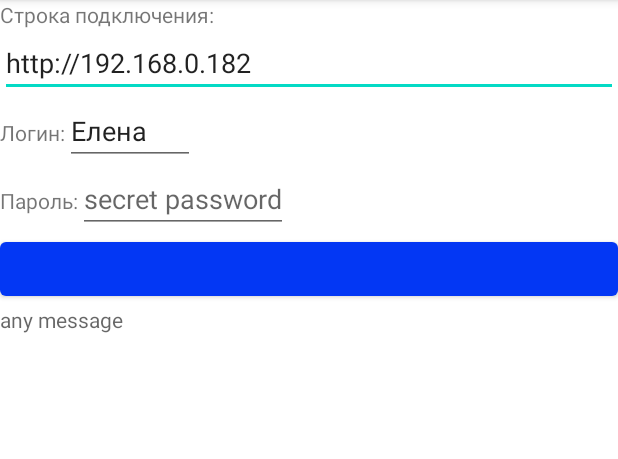
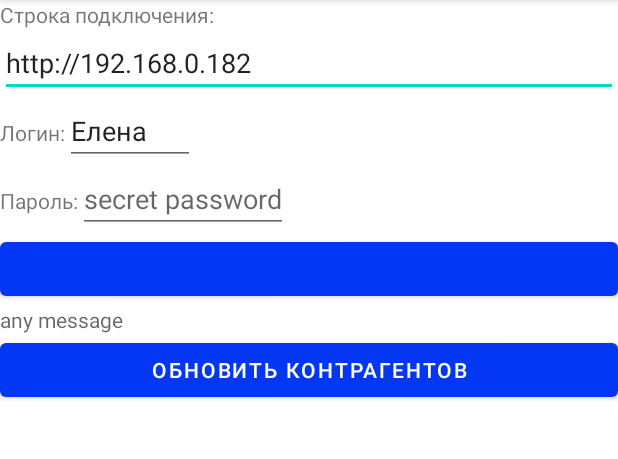
Before and after one commit to Cfyzzz/VV_orders, an Android app: the screen it shows after launch (SettingsActivity), in the options menu, after a tap on "Настройки", on a phone screen of 412 x 824 dp, the part 84-543 px from its top. Run offline under Robolectric (Android 15) with nearby library versions, the phone set to English and light mode, and no system bars.

Commit message:
feature: получаем клиентов, записываем в базу, выводим на гл экран

```diff
--- /dev/null
+++ b/app/src/main/java/ru/nedovizin/vvorders/ClientLab.java
@@ -0,0 +1,87 @@
+package ru.nedovizin.vvorders;
+
+import android.content.ContentValues;
+import android.content.Context;
+import android.database.Cursor;
+import android.database.sqlite.SQLiteDatabase;
+
+import java.util.ArrayList;
+import java.util.List;
+
+import ru.nedovizin.vvorders.database.ClientBaseHelper;
+import ru.nedovizin.vvorders.database.ClientCursorWrapper;
+import ru.nedovizin.vvorders.database.ClientDbSchema.ClientTable;
+import ru.nedovizin.vvorders.database.ClientDbSchema.ClientTable.Cols;
+
+public class ClientLab {
+
+    private static ClientLab sClientLab;
+    private Context mContext;
+    private SQLiteDatabase mDatabase;
+
+    public static ClientLab get(Context context) {
+        if (sClientLab == null) {
+            sClientLab = new ClientLab(context);
+        }
+        return sClientLab;
+    }
+
+    public ClientLab(Context context) {
+        mContext = context.getApplicationContext();
+        mDatabase = new ClientBaseHelper(mContext)
+                .getWritableDatabase();
+    }
+
+    public void addClient(Contragent c) {
+        ContentValues values = getContentValues(c);
+        mDatabase.insert(ClientTable.NAME, null, values);
+    }
+
+    public List<Contragent> getClients() {
+        List<Contragent> client = new ArrayList<>();
+        try (ClientCursorWrapper cursor = queryClients(null, null)) {
+            cursor.moveToFirst();
+            while (!cursor.isAfterLast()) {
+                client.add(cursor.getClient());
+                cursor.moveToNext();
+            }
+        }
+        return client;
+    }
+
+    public Contragent getClient(String code) {
+        try (ClientCursorWrapper cursor = queryClients(Cols.CODE + " = ?", new String[]{code})) {
+            if (cursor.getCount() == 0) {
+                return null;
+            }
+            cursor.moveToFirst();
+            return cursor.getClient();
+        }
+    }
+
+    public void updateClient(Contragent client) {
+        String code = client.code;
+        ContentValues values = getContentValues(client);
+        mDatabase.update(ClientTable.NAME, values, Cols.CODE + " = ?", new String[]{code});
+    }
+
+    private ClientCursorWrapper queryClients(String whereClause, String[] whereArgs) {
+        Cursor cursor = mDatabase.query(
+                ClientTable.NAME,
+                null,
+                whereClause,
+                whereArgs,
+                null,
+                null,
+                null
+        );
+        return new ClientCursorWrapper(cursor);
+    }
+
+    private static ContentValues getContentValues(Contragent client) {
+        ContentValues values = new ContentValues();
+        values.put(Cols.NAME, client.name);
+        values.put(Cols.CODE, client.code);
+        return values;
+    }
+}
--- a/app/src/main/java/ru/nedovizin/vvorders/ClientsListAdapter.java
+++ b/app/src/main/java/ru/nedovizin/vvorders/ClientsListAdapter.java
@@ -7,12 +7,13 @@ import android.widget.BaseAdapter;
 import android.widget.TextView;
 
 import java.util.ArrayList;
+import java.util.List;
 
 public class ClientsListAdapter extends BaseAdapter {
 
-    private ArrayList<String> data;
+    private List<Contragent> data;
 
-    ClientsListAdapter(ArrayList<String> data) {
+    ClientsListAdapter(List<Contragent> data) {
         this.data = data;
     }
 
@@ -41,7 +42,7 @@ public class ClientsListAdapter extends BaseAdapter {
         tv = (TextView) convertView.findViewById(R.id.col2);
         tv.setText(Integer.toString(position));
         tv = (TextView) convertView.findViewById(R.id.col3);
-        tv.setText(data.get(position));
+        tv.setText(data.get(position).name);
         return convertView;
     }
 }
--- a/app/src/main/java/ru/nedovizin/vvorders/MainActivity.java
+++ b/app/src/main/java/ru/nedovizin/vvorders/MainActivity.java
@@ -7,21 +7,24 @@ import android.widget.Button;
 import android.widget.ListView;
 
 import java.util.ArrayList;
+import java.util.List;
 
 public class MainActivity extends MenuActivity {
 
     private Button send_button;
-    private ArrayList<String> clients = new ArrayList<String>();
+    private List<Contragent> clients;
 
     @Override
     protected void onCreate(Bundle savedInstanceState) {
         super.onCreate(savedInstanceState);
         setContentView(R.layout.activity_main);
 
-
-        for (int i = 1; i < 20; i++) {
-            clients.add("any predprinimatel any predprinimatel any predprinimatel");
-        }
+        // TODO - Заменить на показ свежих заявок по клиентам
+//        for (int i = 1; i < 20; i++) {
+//            clients.add("any predprinimatel any predprinimatel any predprinimatel");
+//        }
+        ClientLab clietnLab = new ClientLab(getBaseContext());
+        clients = clietnLab.getClients();
         addRows(clients);
 
         send_button = (Button) findViewById(R.id.send_button);
@@ -34,9 +37,9 @@ public class MainActivity extends MenuActivity {
         });
     }
 
-    private void addRows(ArrayList<String> line) {
-        ListView listViewTest=(ListView)findViewById(R.id.table_clients);
-        ClientsListAdapter clientsListAdapter =new ClientsListAdapter(line);
-        listViewTest.setAdapter(clientsListAdapter);
+    private void addRows(List<Contragent> clients) {
+        ListView listViewClients=(ListView)findViewById(R.id.table_clients);
+        ClientsListAdapter clientsListAdapter =new ClientsListAdapter(clients);
+        listViewClients.setAdapter(clientsListAdapter);
     }
 }
--- a/app/src/main/java/ru/nedovizin/vvorders/SettingsActivity.java
+++ b/app/src/main/java/ru/nedovizin/vvorders/SettingsActivity.java
@@ -1,5 +1,6 @@
 package ru.nedovizin.vvorders;
 
+import android.content.Intent;
 import android.os.Bundle;
 import android.util.Log;
 import android.view.View;
@@ -20,13 +21,14 @@ public class SettingsActivity extends AppCompatActivity {
 
     public String OK_STATUS = "Ok";
 
-    private Button send_settings_button;
-    private TextView connectline_tv;
-    private TextView settings_status;
+    private Button mSendSettingsButton;
+    private Button mUdateCleintsButton;
+    private TextView mConnectlineTv;
+    private TextView mSettingsStatus;
     private EditText login;
     APIInterface apiInterface;
 
-    private View settings_layout;
+    private View mSettingsLayout;
     private static final String TAG = ".SettingsActivity";
 
     @Override
@@ -35,20 +37,34 @@ public class SettingsActivity extends AppCompatActivity {
         setContentView(R.layout.activity_settings);
 
 
-        settings_layout = findViewById(R.id.settings_layout);
-        connectline_tv = findViewById(R.id.connect_line_settings);
+        mSettingsLayout = findViewById(R.id.settings_layout);
+        mConnectlineTv = findViewById(R.id.connect_line_settings);
         login = findViewById(R.id.login_settings);
-        settings_status = findViewById(R.id.status_settings);
+        mSettingsStatus = findViewById(R.id.status_settings);
 
+        // TODO - убрать после отладки
         login.setText("Елена");
-        send_settings_button = findViewById(R.id.send_settings_button);
-        send_settings_button.setOnClickListener(new View.OnClickListener() {
+
+        mUdateCleintsButton = findViewById(R.id.update_clients);
+        mUdateCleintsButton.setOnClickListener(new View.OnClickListener() {
             @Override
             public void onClick(View v) {
-                String url_api = connectline_tv.getText().toString();
-                String word = login.getText().toString();
+                String url_api = mConnectlineTv.getText().toString();
+                String userName = login.getText().toString();
                 apiInterface = APIClient.getClient(url_api).create(APIInterface.class);
-                loadClients(word);
+                loadClients(userName);
+            }
+        });
+
+        // TODO - Тестовая кнопка
+        mSendSettingsButton = findViewById(R.id.send_settings_button);
+        mSendSettingsButton.setOnClickListener(new View.OnClickListener() {
+            @Override
+            public void onClick(View v) {
+                // TODO - это кнопка для тестов
+                // Открываем список клиентов в базе
+                Intent intent = new Intent(getApplicationContext(), ListActivity.class);
+                startActivity(intent);
             }
         });
     }
@@ -71,25 +87,30 @@ public class SettingsActivity extends AppCompatActivity {
 
                     if (status.equals(OK_STATUS)) {
                         MultipleResource.Answer answer = resource.answer;
-                        List<MultipleResource.Contragent> mContragents = resource.answer.contragents;
+                        List<Contragent> mContragents = resource.answer.contragents;
                         List<MultipleResource.Adress> mAdressess = resource.answer.adresses;
 
+                        // TODO - Пытаемся записать в базу принятые данные
+                        for (Contragent contragent : mContragents) {
+                            ClientLab clietnLab = new ClientLab(getBaseContext());
+                            clietnLab.addClient(contragent);
+                        }
 //                        for (MultipleResource.Datum datum : datumList) {
 //                            displayResponse += datum.id + " " + datum.name + " " + datum.pantoneValue + " " + datum.year + "\n";
 //                        }
 
-                        settings_status.setText(description + " " + Integer.toString(mAdressess.size()));
+                        mSettingsStatus.setText(description + " " + Integer.toString(mAdressess.size()));
                     } else {
-                        settings_status.setText(description);
+                        mSettingsStatus.setText(description);
                     }
                 } else {
-                    settings_status.setText("Ошибка соединения");
+                    mSettingsStatus.setText("Ошибка соединения (не 200)");
                 }
             }
 
             @Override
             public void onFailure(Call<MultipleResource> call, Throwable t) {
-                settings_status.setText("Ошибка соединения");
+                mSettingsStatus.setText("Ошибка соединения (Failure)");
             }
         });
     }
--- /dev/null
+++ b/app/src/main/java/ru/nedovizin/vvorders/database/ClientBaseHelper.java
@@ -0,0 +1,33 @@
+package ru.nedovizin.vvorders.database;
+
+import android.content.Context;
+import android.database.sqlite.SQLiteDatabase;
+import android.database.sqlite.SQLiteOpenHelper;
+
+import androidx.annotation.Nullable;
+
+import ru.nedovizin.vvorders.database.ClientDbSchema.ClientTable;
+
+public class ClientBaseHelper extends SQLiteOpenHelper {
+    public static final int VERSION = 1;
+    public static final String DTABASE_NAME = "clientBase.db";
+
+    public ClientBaseHelper(Context context) {
+        super(context, DTABASE_NAME, null, VERSION);
+    }
+
+    @Override
+    public void onCreate(SQLiteDatabase db) {
+        db.execSQL("create table " + ClientTable.NAME + "(" +
+                " _id integer primary key AUTOINCREMENT, " +
+                ClientTable.Cols.CODE + ", " +
+                ClientTable.Cols.NAME +
+                ")"
+        );
+    }
+
+    @Override
+    public void onUpgrade(SQLiteDatabase db, int oldVersion, int newVersion) {
+
+    }
+}
--- /dev/null
+++ b/app/src/main/java/ru/nedovizin/vvorders/database/ClientCursorWrapper.java
@@ -0,0 +1,22 @@
+package ru.nedovizin.vvorders.database;
+
+import android.database.Cursor;
+import android.database.CursorWrapper;
+
+import ru.nedovizin.vvorders.Contragent;
+
+public class ClientCursorWrapper extends CursorWrapper {
+    public ClientCursorWrapper(Cursor cursor) {
+        super(cursor);
+    }
+
+    public Contragent getClient() {
+        String code = getString(getColumnIndex(ClientDbSchema.ClientTable.Cols.CODE));
+        String name = getString(getColumnIndex(ClientDbSchema.ClientTable.Cols.NAME));
+
+        Contragent client = new Contragent();
+        client.name = name;
+        client.code = code;
+        return client;
+    }
+}
--- a/app/src/main/res/layout/activity_list.xml
+++ b/app/src/main/res/layout/activity_list.xml
@@ -7,9 +7,8 @@
     tools:context=".ListActivity"
     android:orientation="vertical">
 
-    <TableLayout
+    <ListView
         android:id="@+id/table_list"
         android:layout_width="match_parent"
-        android:layout_height="wrap_content">
-    </TableLayout>
+        android:layout_height="wrap_content"></ListView>
 </LinearLayout>
--- a/app/src/main/res/layout/activity_settings.xml
+++ b/app/src/main/res/layout/activity_settings.xml
@@ -63,4 +63,10 @@
         android:id="@+id/status_settings"
         android:hint="any message"/>
 
+    <Button
+        android:id="@+id/update_clients"
+        android:layout_width="match_parent"
+        android:layout_height="wrap_content"
+        android:text="@string/utdate_clients_button_settings"/>
+
 </LinearLayout>
--- a/app/src/main/res/values/strings.xml
+++ b/app/src/main/res/values/strings.xml
@@ -10,4 +10,5 @@
     <string name="selected_products">Продукция:</string>
     <string name="send_order">Отправить заявку</string>
     <string name="url_api">http://192.168.0.182</string>
+    <string name="utdate_clients_button_settings">Обновить контрагентов</string>
 </resources>
```
Also changed, not shown: app/src/main/AndroidManifest.xml (+8 -3 lines), app/src/main/java/ru/nedovizin/vvorders/Contragent.java (added, +10 -0 lines), app/src/main/java/ru/nedovizin/vvorders/ListActivity.java (+10 -0 lines), app/src/main/java/ru/nedovizin/vvorders/MultipleResource.java (+0 -8 lines), app/src/main/java/ru/nedovizin/vvorders/database/ClientDbSchema.java (added, +11 -0 lines).
